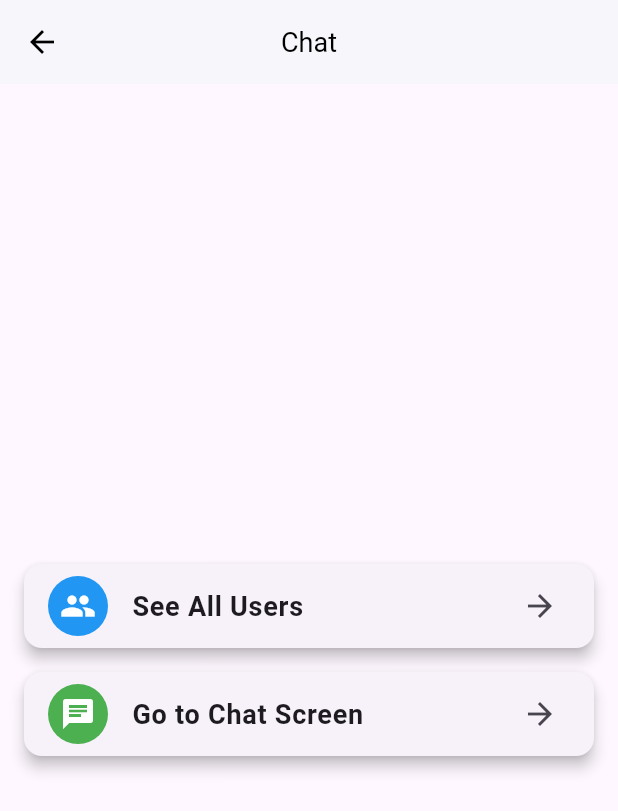
After one commit to sourabhcodetrade/assignments, a Flutter app: the ChoiceScreen screen opened by its route, on a phone screen of 412 x 824 dp. The commit adds this screen. Shown: the top 811 px of the screen. Run offline on Flutter 3.47's test engine with Material 3 defaults, Android fonts, the phone set to English and light mode, and no system bars; our stand-ins replace flutter_easyloading, get, supabase_flutter, timeago; accounts and stored records are empty; network calls fail.

Commit message:
Added 2 more screen to show all users

```diff
--- a/lib/app/modules/auth/controller/login_controller.dart
+++ b/lib/app/modules/auth/controller/login_controller.dart
@@ -19,7 +19,7 @@ class LoginController extends GetxController {
           password: passwordController.value.text,
           email: emailController.value.text);
       if (context.mounted) {
-        Navigator.of(context).pushReplacementNamed(Routes.chatScreen);
+        Navigator.of(context).pushReplacementNamed(Routes.choiceScreen);
       }
     } on AuthException catch (error) {
       EasyLoading.showError(error.message,
--- /dev/null
+++ b/lib/app/modules/choice/choice_screen.dart
@@ -0,0 +1,72 @@
+import 'package:flutter/material.dart';
+import 'package:supabase_chat_application/app/utils/routes/routes.dart';
+
+class ChoiceScreen extends StatelessWidget {
+  @override
+  Widget build(BuildContext context) {
+    return Scaffold(
+      appBar: AppBar(
+        title: const Text('Chat'),
+        centerTitle: true,
+      ),
+      body: Center(
+        child: Column(
+          mainAxisAlignment: MainAxisAlignment.center,
+          crossAxisAlignment: CrossAxisAlignment.center,
+          children: <Widget>[
+            Card(
+              margin: const EdgeInsets.symmetric(horizontal: 16.0, vertical: 8.0),
+              elevation: 4.0,
+              child: ListTile(
+                onTap: () {
+                  Navigator.pushNamed(context, Routes.infoScreen);
+
+                },
+                leading: const CircleAvatar(
+                  backgroundColor: Colors.blue,
+                  child: Icon(
+                    Icons.people,
+                    color: Colors.white,
+                  ),
+                ),
+                title: const Text(
+                  'See All Users',
+                  style: TextStyle(
+                    fontWeight: FontWeight.bold,
+                    fontSize: 18.0,
+                  ),
+                ),
+                trailing: const Icon(Icons.arrow_forward),
+              ),
+            ),
+            Card(
+              margin: const EdgeInsets.symmetric(horizontal: 16.0, vertical: 8.0),
+              elevation: 4.0,
+              child: ListTile(
+                onTap: () {
+                  Navigator.pushNamed(context, Routes.chatScreen);
+
+                },
+                leading: const CircleAvatar(
+                  backgroundColor: Colors.green,
+                  child: Icon(
+                    Icons.chat,
+                    color: Colors.white,
+                  ),
+                ),
+                title: const Text(
+                  'Go to Chat Screen',
+                  style: TextStyle(
+                    fontWeight: FontWeight.bold,
+                    fontSize: 18.0,
+                  ),
+                ),
+                trailing: const Icon(Icons.arrow_forward),
+              ),
+            ),
+          ],
+        ),
+      ),
+    );
+  }
+}
--- a/lib/app/modules/onboard/controller/splash_screen_controller.dart
+++ b/lib/app/modules/onboard/controller/splash_screen_controller.dart
@@ -15,7 +15,7 @@ class SplashController extends GetxController {
             .pushNamedAndRemoveUntil(Routes.loginScreen, (route) => false);
       } else {
         Navigator.of(context)
-            .pushNamedAndRemoveUntil(Routes.chatScreen, (route) => false);
+            .pushNamedAndRemoveUntil(Routes.choiceScreen, (route) => false);
       }
     });
   }
--- a/lib/app/utils/routes/routes.dart
+++ b/lib/app/utils/routes/routes.dart
@@ -5,4 +5,7 @@ class Routes {
   static const signupScreen = "/signup";
   static const loginScreen = "/login";
   static const chatScreen = "/chat";
+  static const choiceScreen = "/choice";
+  static const infoScreen = "/info";
+
 }
--- a/lib/main.dart
+++ b/lib/main.dart
@@ -1,6 +1,8 @@
 import 'package:flutter/material.dart';
 import 'package:flutter_easyloading/flutter_easyloading.dart';
 import 'package:get/get.dart';
+import 'package:supabase_chat_application/app/modules/choice/choice_screen.dart';
+import 'package:supabase_chat_application/app/modules/info/users_info_screen.dart';
 import 'package:supabase_chat_application/app/utils/themes/themes.dart';
 import 'package:supabase_flutter/supabase_flutter.dart';
 import 'app/modules/auth/view/login_screen.dart';
@@ -36,6 +38,8 @@ class MyApp extends StatelessWidget {
         Routes.signupScreen: (context) => const SignUpScreen(),
         Routes.loginScreen: (context) => const LoginScreen(),
         Routes.chatScreen: (context) => const ChatScreen(),
+        Routes.choiceScreen: (context) => ChoiceScreen(),
+        Routes.infoScreen: (context) => UserInfoScreen(),
       },
     );
   }
```
Also changed, not shown: lib/app/modules/info/users_info_screen.dart (added, +59 -0 lines), lib/app/modules/info/users_info_screen_controller.dart (added, +26 -0 lines).
